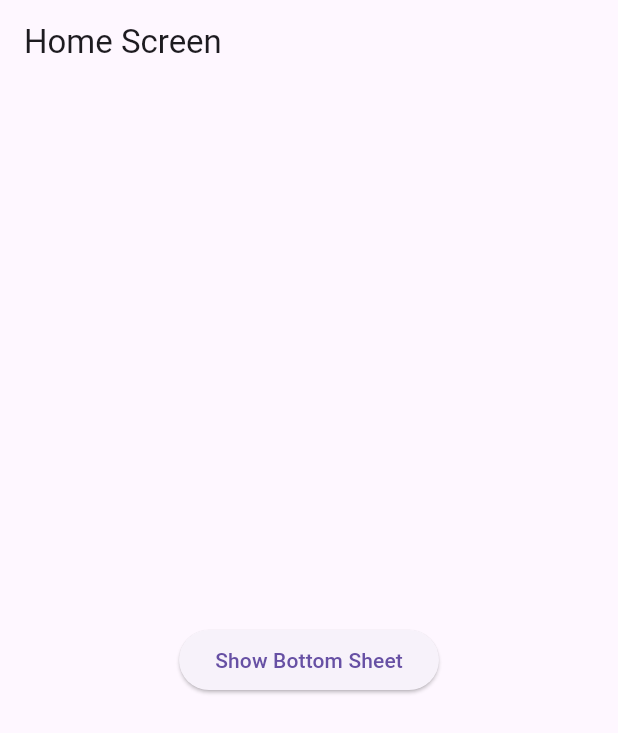
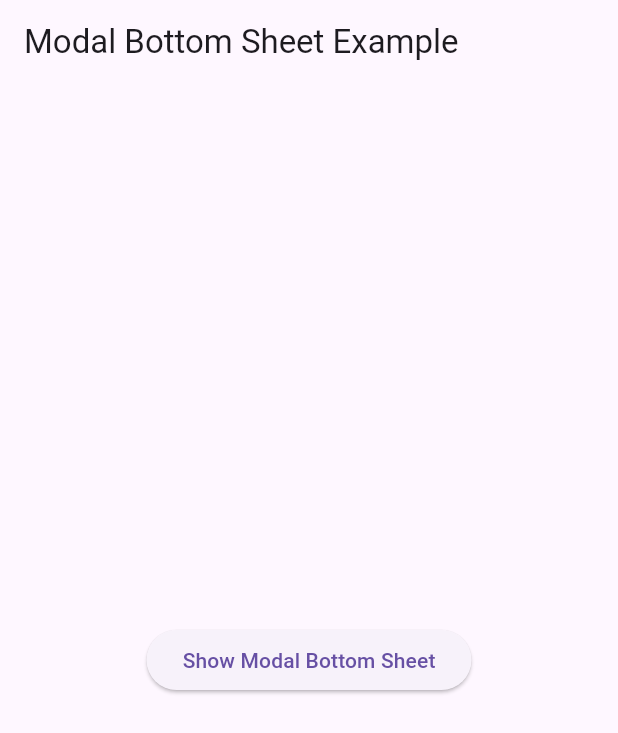
Before and after one commit to OurLokman/practice_flutter_project, a Flutter app: the screen it shows after launch, on a phone screen of 412 x 824 dp. Shown: the top 733 px of the screen. Run offline on Flutter 3.47's test engine with Material 3 defaults, Android fonts, the phone set to English and light mode, and no system bars.

Commit message:
show modal bottom sheet

```diff
--- a/lib/main.dart
+++ b/lib/main.dart
@@ -8,22 +8,8 @@ class MyApp extends StatelessWidget {
   @override
   Widget build(BuildContext context) {
     return MaterialApp(
-      title: 'Flutter Demo',
-      theme: ThemeData(
-        primarySwatch: Colors.blue,
-      ),
-      home: HomeScreen(),
-    );
-  }
-}
-
-class HomeScreen extends StatelessWidget {
-  @override
-  Widget build(BuildContext context) {
-    return Scaffold(
-      appBar: AppBar(
-        title: Text('Home Screen'),
-      ),
+      home: Scaffold(
+        appBar: AppBar(title: Text('Modal Bottom Sheet Example')),
         body: Center(
           child: ElevatedButton(
             onPressed: () {
@@ -51,7 +37,8 @@ class HomeScreen extends StatelessWidget {
                 },
               );
             },
-          child: Text('Show Bottom Sheet'),
+            child: Text('Show Modal Bottom Sheet'),
+          ),
         ),
       ),
     );
```
Lines whose indentation alone changed are shown as unchanged.
